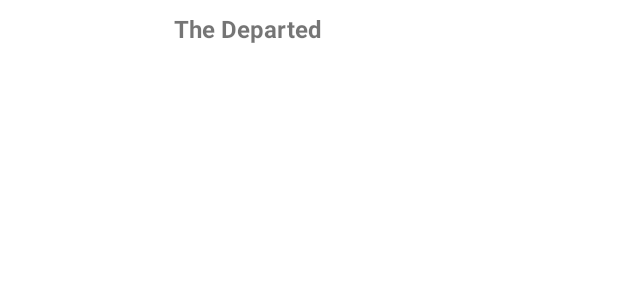
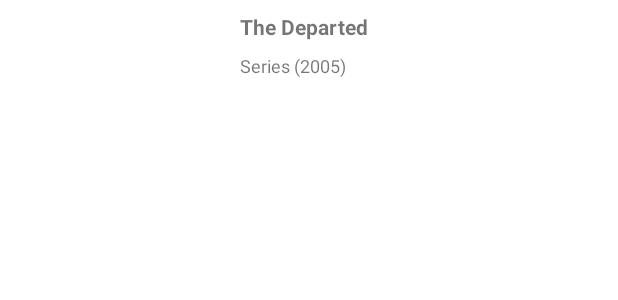
Before and after one commit to semalPatel/salesforce-assessment-app, an Android app: the layout content_search_result.xml on its own in the app's theme, with its tools: preview values and no code run, on a phone screen of 412 x 824 dp. Shown: the top 300 px of the screen. Run offline under Robolectric (Android 15) with nearby library versions, the phone set to English and light mode, and no system bars.

Commit message:
layout ui search result

```diff
--- a/app/build.gradle.kts
+++ b/app/build.gradle.kts
@@ -51,9 +51,9 @@ dependencies {
     implementation(Libs.kotlinStdLib)
     implementation(Libs.coroutinesCore)
     implementation(Libs.coroutinesAndroid)
-    implementation(Libs.coreKtx)
     implementation(Libs.appCompat)
     implementation(Libs.material)
+    implementation(Libs.glide)
     implementation(Libs.constraintLayout)
     implementation(Libs.hilt)
     kapt(Libs.hiltCompiler)
--- a/app/src/main/java/com/salesforce/mivi/SearchActivity.kt
+++ b/app/src/main/java/com/salesforce/mivi/SearchActivity.kt
@@ -34,7 +34,6 @@ class SearchActivity : AppCompatActivity() {
         mediaEntityViewModel
             .contentResult
             .observe(this) { result ->
-                Log.d(TAG, result.toString())
                 when (result) {
                     is Result.Success -> {
                         val adapter = SearchContentAdapter(result.data.mediaEntities)
--- a/app/src/main/java/com/salesforce/mivi/data/MediaEntity.kt
+++ b/app/src/main/java/com/salesforce/mivi/data/MediaEntity.kt
@@ -8,13 +8,15 @@ data class MediaEntity(
     @SerialName(IMDB_ID) val imdbId: String,
     @SerialName(TITLE) val title: String,
     @SerialName(YEAR) val year: String,
-    @SerialName(TYPE) val type: EntityType
+    @SerialName(TYPE) val type: EntityType,
+    @SerialName(POSTER) val posterUrl: String
 ) {
     companion object {
         private const val IMDB_ID = "imdbID"
         private const val TITLE = "Title"
         private const val YEAR = "Year"
         private const val TYPE = "Type"
+        private const val POSTER = "Poster"
     }
 }
 
--- a/app/src/main/java/com/salesforce/mivi/data/MediaEntityList.kt
+++ b/app/src/main/java/com/salesforce/mivi/data/MediaEntityList.kt
@@ -4,9 +4,7 @@ import kotlinx.serialization.SerialName
 import kotlinx.serialization.Serializable
 
 @Serializable
-data class MediaEntityList(
-    @SerialName(SEARCH_RES_ARRAY) val mediaEntities: List<MediaEntity>
-) {
+data class MediaEntityList(@SerialName(SEARCH_RES_ARRAY) val mediaEntities: List<MediaEntity>) {
     companion object {
         private const val SEARCH_RES_ARRAY = "Search"
     }
--- a/app/src/main/java/com/salesforce/mivi/viewmodel/SearchContentViewModel.kt
+++ b/app/src/main/java/com/salesforce/mivi/viewmodel/SearchContentViewModel.kt
@@ -23,9 +23,7 @@ class SearchContentViewModel @Inject constructor(
     fun searchContent(query: String) {
         viewModelScope.launch {
             updateUiState(UiState.LOADING)
-            val result = repository.getContentList(query)
-            Log.d("ContentResult", result.toString())
-            when(result) {
+            when(val result = repository.getContentList(query)) {
                 is Result.Success -> {
                     updateUiState(UiState.SUCCESSFUL)
                     contentResult.postValue(result)
--- a/app/src/main/res/layout/content_search_result.xml
+++ b/app/src/main/res/layout/content_search_result.xml
@@ -8,30 +8,38 @@
 
     <ImageView
         android:id="@+id/poster"
-        android:layout_width="96dp"
-        android:layout_height="96dp"
+        android:layout_width="160dp"
+        android:layout_height="0dp"
         app:layout_constraintBottom_toBottomOf="parent"
+        app:layout_constraintDimensionRatio="H,16:9"
         app:layout_constraintStart_toStartOf="parent"
         app:layout_constraintTop_toTopOf="parent"
-        app:layout_constraintEnd_toStartOf="@id/divider"/>
-
-    <androidx.constraintlayout.widget.Guideline
-        android:id="@+id/divider"
-        android:layout_width="0dp"
-        android:layout_height="match_parent"
-        android:orientation="vertical"
-        app:layout_constraintGuide_begin="116dp"/>
+        app:layout_constraintTop_toBottomOf="parent" />
 
     <TextView
         android:id="@+id/title"
         android:layout_width="wrap_content"
         android:layout_height="wrap_content"
+        android:layout_marginTop="8dp"
+        android:textSize="14sp"
         android:textStyle="bold"
-        android:textSize="16sp"
+        app:layout_constraintEnd_toEndOf="parent"
+        app:layout_constraintHorizontal_bias="0.0"
+        app:layout_constraintStart_toEndOf="@id/poster"
+        app:layout_constraintTop_toTopOf="parent"
+        tools:text="The Departed" />
+
+    <TextView
+        android:id="@+id/type_and_year"
+        android:layout_width="wrap_content"
+        android:layout_height="wrap_content"
         android:layout_marginTop="8dp"
-        app:layout_constraintStart_toEndOf="@id/divider"
-        app:layout_constraintTop_toTopOf="parent"
-        tools:text="The Departed"/>
-
+        android:textSize="12sp"
+        android:textStyle="normal"
+        app:layout_constraintEnd_toEndOf="parent"
+        app:layout_constraintHorizontal_bias="0.0"
+        app:layout_constraintStart_toStartOf="@id/title"
+        app:layout_constraintTop_toBottomOf="@id/title"
+        tools:text="Series (2005)" />
 
 </androidx.constraintlayout.widget.ConstraintLayout>
```
Also changed, not shown: app/src/main/java/com/salesforce/mivi/Util.kt (added, +17 -0 lines), app/src/main/java/com/salesforce/mivi/ui/SearchContentViewHolder.kt (+13 -0 lines).
